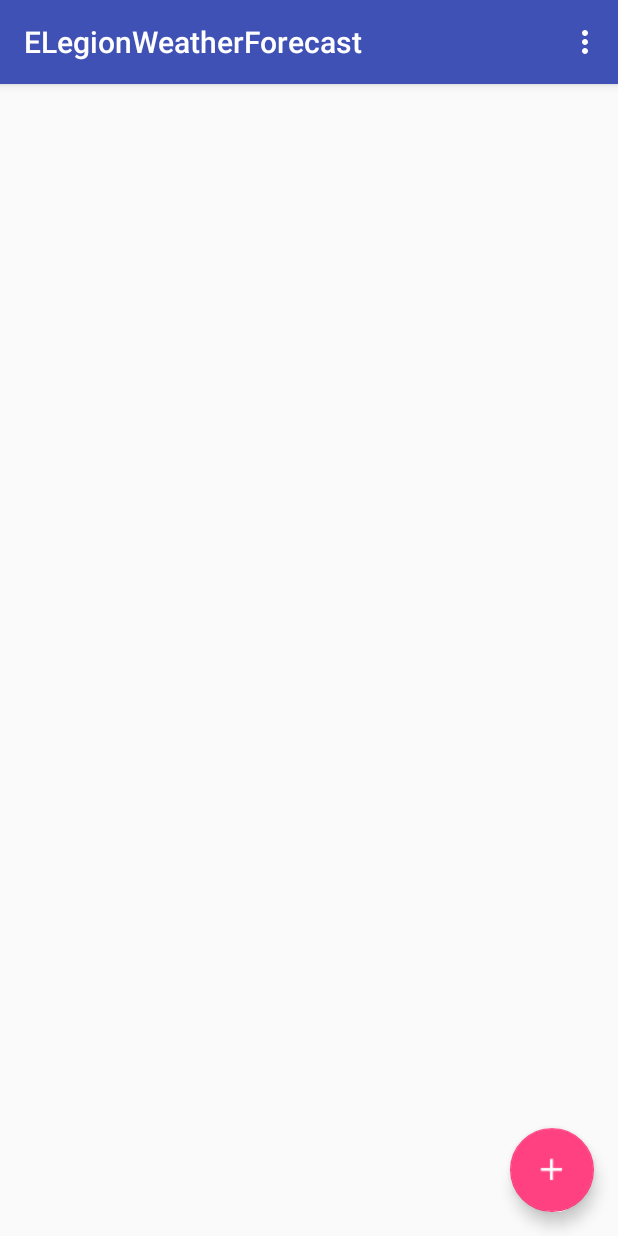
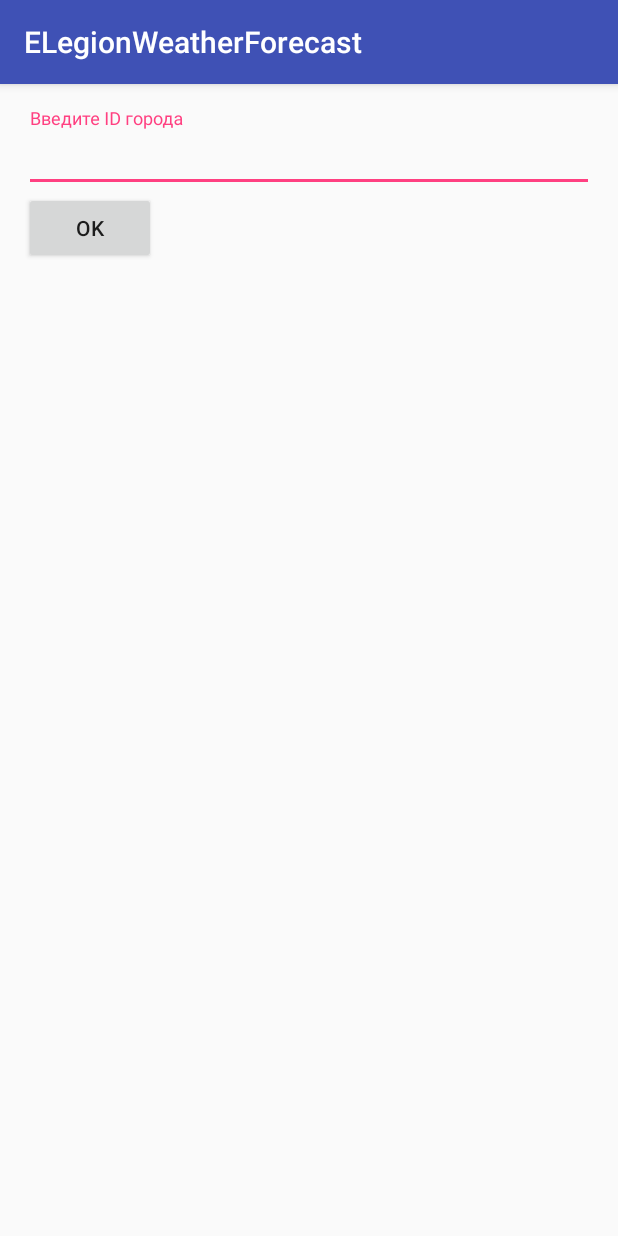
Before and after one commit to AIRAT1/ELegionWeatherForecast, an Android app: the screen it shows after launch (MainActivity before the commit, AddCityActivity after it), after a tap on "YES", on a phone screen of 412 x 824 dp. Run offline under Robolectric (Android 15) with nearby library versions, the phone set to English and light mode, and no system bars; 1 other tap on this screen came first.

Commit message:
add AddCityActivity

```diff
--- a/app/src/main/AndroidManifest.xml
+++ b/app/src/main/AndroidManifest.xml
@@ -17,6 +17,7 @@
             android:theme="@style/AppTheme.NoActionBar">
             <intent-filter>
                 <action android:name="android.intent.action.MAIN"/>
+
                 <category android:name="android.intent.category.LAUNCHER"/>
             </intent-filter>
         </activity>
@@ -28,13 +29,16 @@
                 android:name="android.support.PARENT_ACTIVITY"
                 android:value=".ui.activities.MainActivity"/>
         </activity>
-        <activity android:name=".ui.activities.SettingsActivity"
+        <activity
+            android:name=".ui.activities.SettingsActivity"
             android:label="@string/title_activity_setting"
             android:parentActivityName=".ui.activities.MainActivity">
             <meta-data
                 android:name="android.support.PARENT_ACTIVITY"
                 android:value=".ui.activities.MainActivity"/>
         </activity>
+        <activity android:name=".ui.activities.AddCityActivity">
+        </activity>
     </application>
 
 </manifest>
--- /dev/null
+++ b/app/src/main/java/de/android/elegionweatherforecast/ui/activities/AddCityActivity.java
@@ -0,0 +1,100 @@
+package de.android.elegionweatherforecast.ui.activities;
+
+import android.content.Context;
+import android.content.Intent;
+import android.os.Bundle;
+import android.support.design.widget.TextInputLayout;
+import android.support.v7.app.AppCompatActivity;
+import android.text.Editable;
+import android.text.TextWatcher;
+import android.view.View;
+import android.view.WindowManager;
+import android.widget.Button;
+import android.widget.EditText;
+import android.widget.Toast;
+
+import de.android.elegionweatherforecast.R;
+
+public class AddCityActivity extends AppCompatActivity implements View.OnClickListener{
+    private EditText editText;
+    private TextInputLayout textInputLayout;
+    private Button btnOk;
+    public static Intent newIntent(Context context) {
+        Intent intent = new Intent(context, AddCityActivity.class);
+        return intent;
+    }
+
+    @Override
+    protected void onCreate(Bundle savedInstanceState) {
+        super.onCreate(savedInstanceState);
+        setContentView(R.layout.activity_add_city);
+        init();
+    }
+
+    private void init() {
+        textInputLayout = (TextInputLayout)findViewById(R.id.input_layout);
+        editText = (EditText)findViewById(R.id.new_city);
+        editText.addTextChangedListener(new MyTextWatcher(editText));
+        btnOk = (Button)findViewById(R.id.btnOk);
+        btnOk.setOnClickListener(this);
+    }
+
+    @Override
+    public void onClick(View v) {
+        submitForm();
+    }
+
+    private void submitForm() {
+        if (!validateValue()) {
+            return;
+        }
+        //TODO add city id to the list
+        Toast.makeText(AddCityActivity.this, "It's all wright!", Toast.LENGTH_SHORT).show();
+        finish();
+    }
+
+    private boolean validateValue() {
+        if (editText.getText().toString().trim().isEmpty()) {
+            textInputLayout.setError(getString(R.string.enter_values));
+            requestFocus(editText);
+            return false;
+        }else {
+            textInputLayout.setErrorEnabled(false);
+        }
+        return true;
+    }
+
+    private void requestFocus(View view) {
+        if (view.requestFocus()) {
+            getWindow().setSoftInputMode(WindowManager.LayoutParams.SOFT_INPUT_STATE_ALWAYS_VISIBLE);
+        }
+    }
+    private class MyTextWatcher implements TextWatcher {
+        private View view;
+
+        public MyTextWatcher(View view) {
+            this.view = view;
+        }
+
+        @Override
+        public void beforeTextChanged(CharSequence s, int start, int count, int after) {
+
+        }
+
+        @Override
+        public void onTextChanged(CharSequence s, int start, int before, int count) {
+
+        }
+
+        @Override
+        public void afterTextChanged(Editable s) {
+            switch (view.getId()) {
+                case R.id.new_city:
+                    validateValue();
+                    break;
+                default:
+                    break;
+            }
+        }
+    }
+}
--- a/app/src/main/java/de/android/elegionweatherforecast/ui/activities/MainActivity.java
+++ b/app/src/main/java/de/android/elegionweatherforecast/ui/activities/MainActivity.java
@@ -12,7 +12,6 @@ import android.view.View;
 import android.widget.AdapterView;
 import android.widget.ArrayAdapter;
 import android.widget.ListView;
-import android.widget.Toast;
 
 import java.util.ArrayList;
 
@@ -64,7 +63,7 @@ public class MainActivity extends AppCompatActivity {
                         .setAction(R.string.yes, new View.OnClickListener() {
                             @Override
                             public void onClick(View v) {
-                                Toast.makeText(MainActivity.this, "Add new city here", Toast.LENGTH_SHORT).show();
+                                startActivity(AddCityActivity.newIntent(MainActivity.this));
                             }
                         }).show();
             }
--- /dev/null
+++ b/app/src/main/res/layout/activity_add_city.xml
@@ -0,0 +1,29 @@
+<?xml version="1.0" encoding="utf-8"?>
+<LinearLayout
+    xmlns:android="http://schemas.android.com/apk/res/android"
+    xmlns:tools="http://schemas.android.com/tools"
+    android:layout_width="match_parent"
+    android:layout_height="match_parent"
+    android:paddingBottom="@dimen/activity_vertical_margin"
+    android:paddingLeft="@dimen/activity_horizontal_margin"
+    android:paddingRight="@dimen/activity_horizontal_margin"
+    android:paddingTop="@dimen/activity_vertical_margin"
+    android:orientation="vertical"
+    tools:context="de.android.elegionweatherforecast.ui.activities.AddCityActivity">
+    <android.support.design.widget.TextInputLayout
+        android:layout_width="match_parent"
+        android:layout_height="wrap_content"
+        android:id="@+id/input_layout">
+        <EditText
+            android:layout_width="match_parent"
+            android:layout_height="wrap_content"
+            android:id="@+id/new_city"
+            android:hint="@string/enter_id_of_the_city"
+            android:inputType="numberDecimal"/>
+    </android.support.design.widget.TextInputLayout>
+    <Button
+        android:layout_width="wrap_content"
+        android:layout_height="wrap_content"
+        android:id="@+id/btnOk"
+        android:text="@string/ok"/>
+</LinearLayout>
--- a/app/src/main/res/values/strings.xml
+++ b/app/src/main/res/values/strings.xml
@@ -6,4 +6,7 @@
     <string name="action_refresh">Refresh</string>
     <string name="title_activity_detail">DetailActivity</string>
     <string name="title_activity_setting">Settings</string>
+    <string name="ok">Ok</string>
+    <string name="enter_id_of_the_city">Введите ID города</string>
+    <string name="enter_values">Введите данные</string>
 </resources>
```
